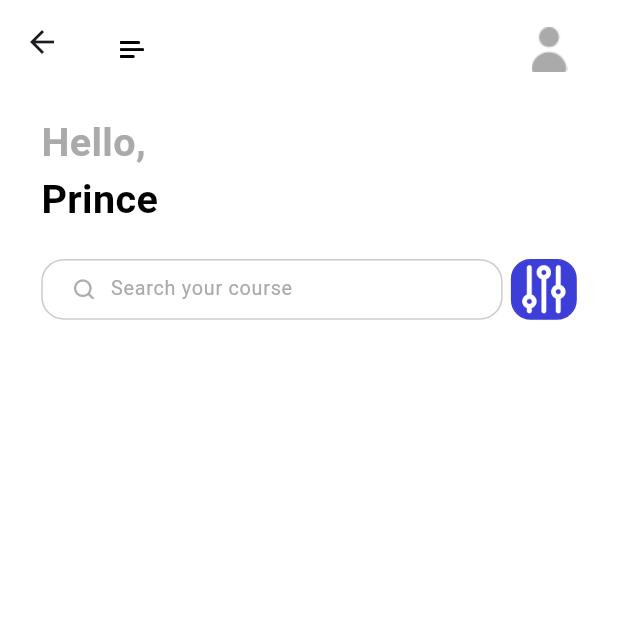
After one commit to princeragh1801/online-learning-platform, a Flutter app: the HomePage screen opened directly, on a phone screen of 412 x 824 dp, the top half of it. The commit adds this screen. Run offline on Flutter 3.47's test engine with Material 2 defaults, Android fonts, the phone set to English and light mode, and no system bars; our stand-ins replace bloc, cloud_firestore, dots_indicator, firebase_auth, firebase_core, flutter_bloc and 3 more; accounts and stored records are empty; Roboto replaces fonts that are missing (Avenir).

Commit message:
done some changes on ui and started building the home page

```diff
--- a/lib/main.dart
+++ b/lib/main.dart
@@ -21,6 +21,7 @@
     return MultiBlocProvider(
       providers: BlocProviders.allBlocProviders,
       child: ScreenUtilInit(
+        designSize: const Size(375, 812),
         builder: (context, child) => MaterialApp(
           // title: 'Flutter Demo',
           debugShowCheckedModeBanner: false,
--- a/lib/pages/application/application_page.dart
+++ b/lib/pages/application/application_page.dart
@@ -24,7 +24,7 @@
           color: AppColors.primaryBackground,
           child: SafeArea(
             child: Scaffold(
-              appBar: AppBar(),
+              // appBar: AppBar(),
               body: buildPage(context.read<AppBloc>().state.index),
               bottomNavigationBar: Container(
                 height: 58.h,
@@ -48,13 +48,7 @@
                   showUnselectedLabels: false,
                   selectedItemColor: AppColors.primaryElement,
                   unselectedItemColor: AppColors.primaryFourElementText,
-                  items: [
-                    _buildNavBarItem('home'),
-                    _buildNavBarItem('search2'),
-                    _buildNavBarItem('play-circle1'),
-                    _buildNavBarItem('message-circle'),
-                    _buildNavBarItem('person2'),
-                  ],
+                  items: buildTabs,
                 ),
               ),
             ),
@@ -63,24 +57,4 @@
       },
     );
   }
-
-  BottomNavigationBarItem _buildNavBarItem(String iconName) {
-    return BottomNavigationBarItem(
-        activeIcon: SizedBox(
-          height: 15.w,
-          width: 15.h,
-          child: Image.asset(
-            'assets/icons/$iconName.png',
-            color: AppColors.primaryElement,
-          ),
-        ),
-        label: 'Search',
-        icon: SizedBox(
-          height: 15.w,
-          width: 15.w,
-          child: Image.asset(
-            'assets/icons/$iconName.png',
-          ),
-        ));
-  }
 }
--- a/lib/pages/application/widgets/application_widgets.dart
+++ b/lib/pages/application/widgets/application_widgets.dart
@@ -1,8 +1,11 @@
 import 'package:flutter/material.dart';
+import 'package:flutter_screenutil/flutter_screenutil.dart';
+import 'package:ulearning_app/common/values/colors.dart';
+import 'package:ulearning_app/pages/home/home_page.dart';
 
 Widget buildPage(int index) {
-  List<Widget> widgets = const[
-    Center(child: Text('Home')),
+  List<Widget> widgets = const [
+    HomePage(),
     Center(child: Text('Search')),
     Center(child: Text('Course')),
     Center(child: Text('Chat')),
@@ -10,3 +13,31 @@
   ];
   return widgets[index];
 }
+
+var buildTabs = [
+  _buildNavBarItem('home'),
+  _buildNavBarItem('search2'),
+  _buildNavBarItem('play-circle1'),
+  _buildNavBarItem('message-circle'),
+  _buildNavBarItem('person2'),
+];
+
+BottomNavigationBarItem _buildNavBarItem(String iconName) {
+  return BottomNavigationBarItem(
+      activeIcon: SizedBox(
+        height: 15.w,
+        width: 15.h,
+        child: Image.asset(
+          'assets/icons/$iconName.png',
+          color: AppColors.primaryElement,
+        ),
+      ),
+      label: 'Search',
+      icon: SizedBox(
+        height: 15.w,
+        width: 15.w,
+        child: Image.asset(
+          'assets/icons/$iconName.png',
+        ),
+      ));
+}
--- a/lib/pages/common_widgets/common_widgets_login_register.dart
+++ b/lib/pages/common_widgets/common_widgets_login_register.dart
@@ -62,6 +62,7 @@
               keyboardType: TextInputType.multiline,
               obscureText: textType == 'password' ? true : false,
               decoration: InputDecoration(
+                contentPadding: const EdgeInsets.fromLTRB(10, 5, 0, 5),
                 hintText: text,
                 hintStyle: const TextStyle(color: AppColors.primaryThreeElementText),
                 border: const OutlineInputBorder(
--- /dev/null
+++ b/lib/pages/home/home_page.dart
@@ -0,0 +1,32 @@
+import 'package:flutter/material.dart';
+import 'package:flutter_screenutil/flutter_screenutil.dart';
+import 'package:ulearning_app/common/values/colors.dart';
+import 'package:ulearning_app/pages/home/widgets/home_page_widgets.dart';
+
+class HomePage extends StatefulWidget {
+  const HomePage({super.key});
+
+  @override
+  State<HomePage> createState() => _HomePageState();
+}
+
+class _HomePageState extends State<HomePage> {
+  @override
+  Widget build(BuildContext context) {
+    return Scaffold(
+      backgroundColor: Colors.white,
+      appBar: buildAppBar(),
+      body: Container(
+        margin: EdgeInsets.symmetric(vertical: 0, horizontal: 25.w),
+        child: Column(
+          crossAxisAlignment: CrossAxisAlignment.start,
+          children: [
+          homePageText('Hello,', color: AppColors.primaryThreeElementText),
+          homePageText('Prince', top: 0),
+          SizedBox(height: 20.h,),
+          searchView(),
+        ]),
+      ),
+    );
+  }
+}
--- /dev/null
+++ b/lib/pages/home/widgets/home_page_widgets.dart
@@ -0,0 +1,124 @@
+import 'package:flutter/material.dart';
+import 'package:flutter_screenutil/flutter_screenutil.dart';
+import 'package:ulearning_app/common/values/colors.dart';
+
+AppBar buildAppBar() {
+  return AppBar(
+    title: Container(
+      margin: EdgeInsets.only(left: 7.w, right: 7.w, top: 10.h),
+      child: Row(
+          crossAxisAlignment: CrossAxisAlignment.center,
+          mainAxisAlignment: MainAxisAlignment.spaceBetween,
+          children: [
+            SizedBox(
+              width: 15.w,
+              height: 12.h,
+              child: Image.asset("assets/icons/menu.png"),
+            ),
+            GestureDetector(
+              child: Container(
+                height: 40.h,
+                width: 40.w,
+                decoration: const BoxDecoration(
+                    image: DecorationImage(
+                        image: AssetImage("assets/icons/person.png"))),
+              ),
+            )
+          ]),
+    ),
+  );
+}
+
+// reusable big text widget
+Widget homePageText(String text,
+    {Color color = AppColors.primaryText, int top = 20}) {
+  return Container(
+    margin: EdgeInsets.only(top: top.h),
+    child: Text(
+      text,
+      style:
+          TextStyle(color: color, fontSize: 24.sp, fontWeight: FontWeight.bold),
+    ),
+  );
+}
+
+Widget searchView() {
+  return Row(
+    mainAxisAlignment: MainAxisAlignment.spaceBetween,
+    children: [
+      Container(
+
+        height: 40.h,
+        width: 280.w,
+        decoration: BoxDecoration(
+          color: AppColors.primaryBackground,
+          borderRadius: BorderRadius.circular(15.h),
+          border: Border.all(
+            color: AppColors.primaryFourElementText
+          )
+        ),
+        child: Row(children: [
+          Container(
+            margin: EdgeInsets.only(left: 17.w),
+            height: 16.w,
+            width: 16.w,
+            child: Image.asset('assets/icons/search.png'),
+          ),
+          SizedBox(
+            width: 240.w,
+            height: 40.h,
+            child: TextField(
+              keyboardType: TextInputType.multiline,
+              obscureText: false,
+              decoration:const InputDecoration(
+                contentPadding: EdgeInsets.fromLTRB(5, 5, 0, 5),
+                hintText: "Search your course",
+                hintStyle: TextStyle(color: AppColors.primaryThreeElementText),
+                border: OutlineInputBorder(
+                  borderSide: BorderSide(
+                    color: Colors.transparent,
+                  ),
+                ),
+                enabledBorder: OutlineInputBorder(
+                  borderSide: BorderSide(
+                    color: Colors.transparent,
+                  ),
+                ),
+                disabledBorder: OutlineInputBorder(
+                  borderSide: BorderSide(
+                    color: Colors.transparent,
+                  ),
+                ),
+                focusedBorder: OutlineInputBorder(
+                  borderSide: BorderSide(
+                    color: Colors.transparent,
+                  ),
+                ),
+              ),
+              style: TextStyle(
+                color: Colors.black,
+                fontFamily: "Avenir",
+                fontWeight: FontWeight.normal,
+                fontSize: 12.sp,
+              ),
+            ),
+          )
+        ]),
+      ),
+      GestureDetector(
+        child: Container(
+          width: 40.w,
+          height: 40.h,
+          decoration: BoxDecoration(
+            borderRadius: BorderRadius.all(Radius.circular(12.w)),
+            color: AppColors.primaryElement,
+            border: Border.all(
+              color: AppColors.primaryElement
+            )
+          ),
+          child: Image.asset('assets/icons/options.png'),
+          )
+        )
+    ],
+  );
+}
--- a/lib/pages/register/register.dart
+++ b/lib/pages/register/register.dart
@@ -37,7 +37,7 @@
                     Container(
                       padding: EdgeInsets.only(left: 25.w, right: 25.w),
                       margin: EdgeInsets.only(
-                        top: 66.h,
+                        top: 60.h,
                       ),
                       child: Column(
                           crossAxisAlignment: CrossAxisAlignment.start,
@@ -73,6 +73,10 @@
                                   .read<RegisterBloc>()
                                   .add(ConfirmPasswordEvent(value));
                             }),
+                            Container(
+                              margin: EdgeInsets.only(top: 25.h),
+                              child: reusableText('By creating an account you have to agree with our terms & conditions'),
+                            ),
                             SizedBox(
                               height: 30.h,
                             ),
--- a/lib/pages/sign_in/widgets/sign_in_widget.dart
+++ b/lib/pages/sign_in/widgets/sign_in_widget.dart
@@ -5,7 +5,7 @@
 
 Widget buildThirdPartyLogin(BuildContext context) {
   return Container(
-    margin: EdgeInsets.only(top: 40.h, bottom: 20.h, left: 25.w, right: 25.w),
+    margin: EdgeInsets.only(top: 40.h, bottom: 20.h, left: 35.w, right: 35.w),
     child: Row(mainAxisAlignment: MainAxisAlignment.spaceAround, children: [
       _buildIcons('google'),
       _buildIcons('apple'),
```
